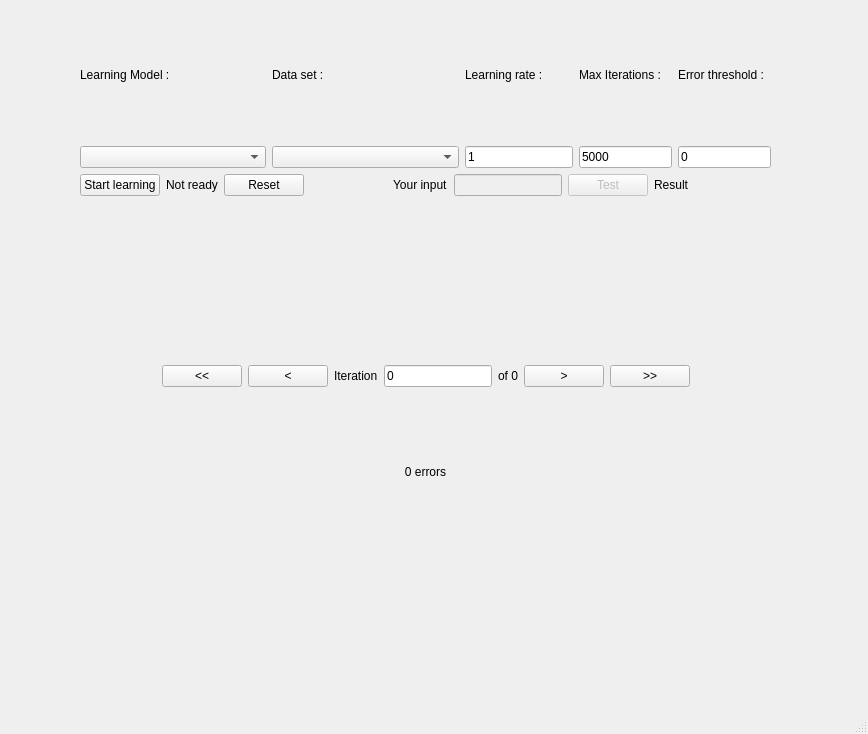
Above: mainwindow.ui from abell370/RNA-Hendrice-Lejeune-Melis before the change. Below: the same form after it.
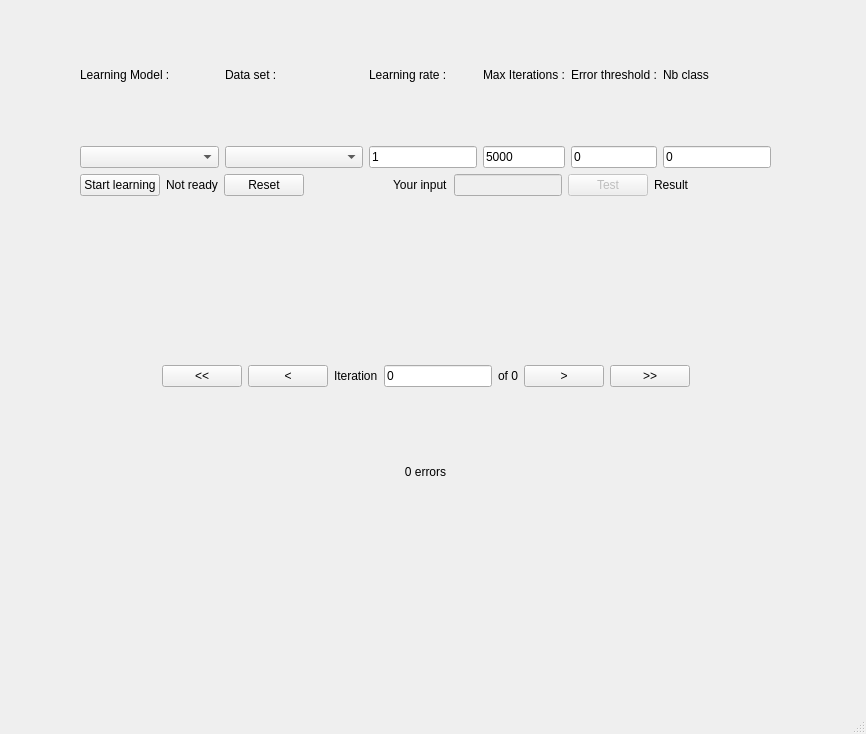
That is the form after the change.

Patch:
```diff
--- a/mainwindow.ui
+++ b/mainwindow.ui
@@ -6,7 +6,7 @@
    <rect>
     <x>0</x>
     <y>0</y>
-    <width>868</width>
+    <width>866</width>
     <height>734</height>
    </rect>
   </property>
@@ -28,7 +28,7 @@
       <enum>QLayout::SetNoConstraint</enum>
      </property>
      <item>
-      <layout class="QHBoxLayout" name="options" stretch="2,2,0,1,1">
+      <layout class="QHBoxLayout" name="options" stretch="2,2,0,1,1,0">
        <item>
         <layout class="QVBoxLayout" name="learningModelLayout">
          <item>
@@ -134,6 +134,27 @@
          </item>
         </layout>
        </item>
+       <item>
+        <layout class="QVBoxLayout" name="errorThresholdLayout_2">
+         <item>
+          <widget class="QLabel" name="nbClassInput_label">
+           <property name="text">
+            <string>Nb class</string>
+           </property>
+          </widget>
+         </item>
+         <item>
+          <widget class="QLineEdit" name="nbClassInput">
+           <property name="text">
+            <string>0</string>
+           </property>
+           <property name="placeholderText">
+            <string>0</string>
+           </property>
+          </widget>
+         </item>
+        </layout>
+       </item>
       </layout>
      </item>
      <item>
```
Left out of the diff: 2 changed lines with no effect on the pictures.
